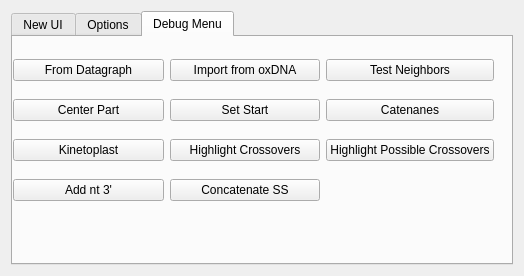
edellano/Adenita-SAMSON-Edition, file AdenitaCoreSE/form/SEAdenitaCoreSEAppGUI.ui: the form before one commit.
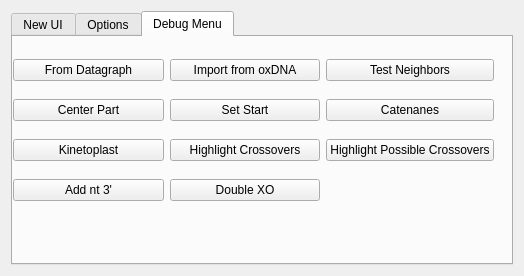
The form after the commit. The open tabs and pages were chosen to show the change.

Commit message: Added function to create double XO

What changed in the file:
```diff
--- a/AdenitaCoreSE/form/SEAdenitaCoreSEAppGUI.ui
+++ b/AdenitaCoreSE/form/SEAdenitaCoreSEAppGUI.ui
@@ -332,7 +332,7 @@
           <item row="3" column="1">
            <widget class="QPushButton" name="btnConcatStrands">
             <property name="text">
-             <string>Concatenate SS</string>
+             <string>Double XO</string>
             </property>
            </widget>
           </item>
```
Left out of the diff: 20 changed lines with no effect on the pictures. The commit also changes 6 other files.
